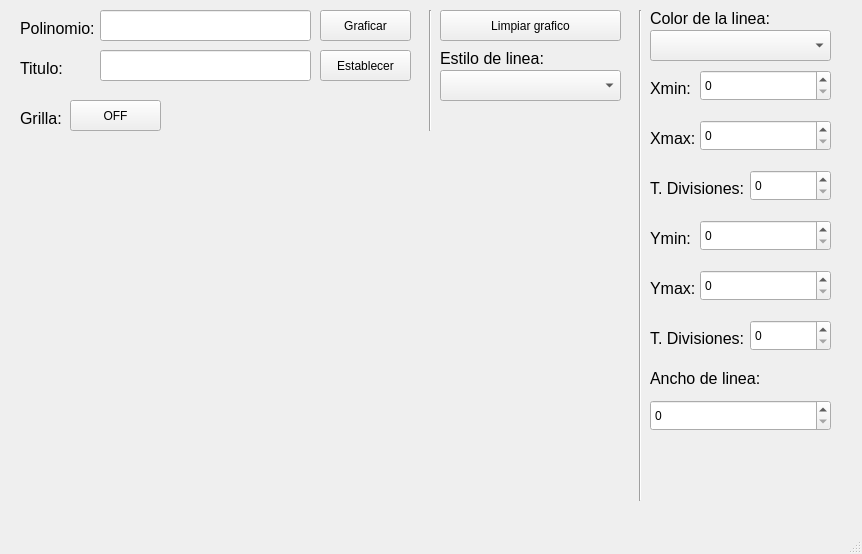
Above: Programas/U3_Clase/P2_Graficacion/Plantilla_Grafica.ui from c-arlo/PIP_2024_3 before the change. Below: the same form after it.
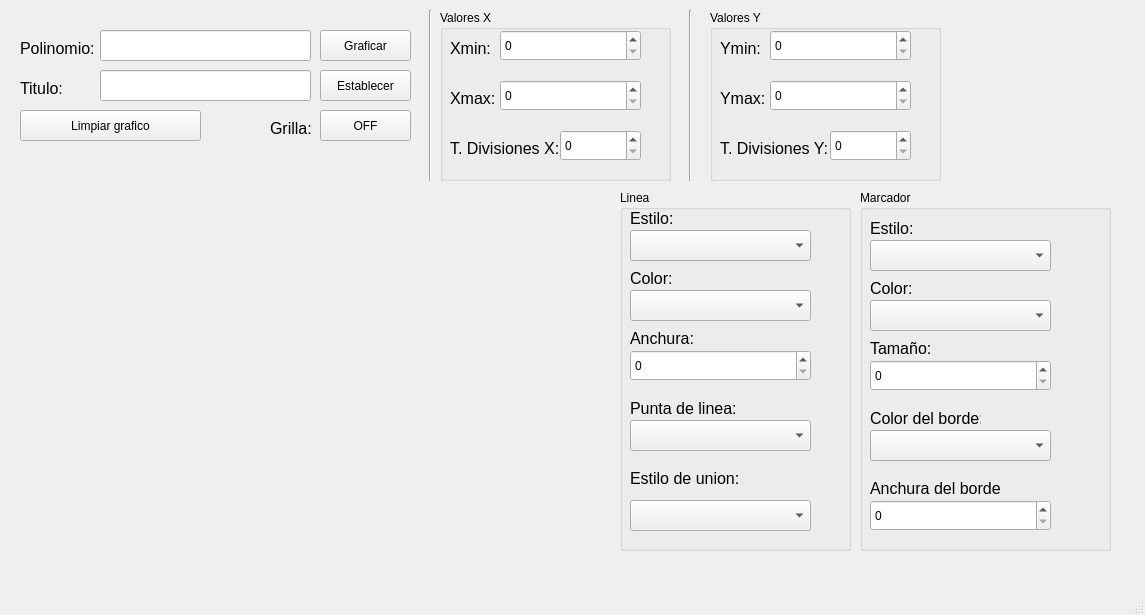
That is the form after the change.

What changed in the file:
```diff
--- a/Programas/U3_Clase/P2_Graficacion/Plantilla_Grafica.ui
+++ b/Programas/U3_Clase/P2_Graficacion/Plantilla_Grafica.ui
@@ -6,8 +6,8 @@
    <rect>
     <x>0</x>
     <y>0</y>
-    <width>862</width>
-    <height>554</height>
+    <width>1145</width>
+    <height>615</height>
    </rect>
   </property>
   <property name="windowTitle">
@@ -17,8 +17,8 @@
    <widget class="QWidget" name="verticalLayoutWidget">
     <property name="geometry">
      <rect>
-      <x>20</x>
-      <y>140</y>
+      <x>10</x>
+      <y>190</y>
       <width>591</width>
       <height>361</height>
      </rect>
@@ -29,7 +29,7 @@
     <property name="geometry">
      <rect>
       <x>20</x>
-      <y>20</y>
+      <y>40</y>
       <width>81</width>
       <height>16</height>
      </rect>
@@ -48,7 +48,7 @@
     <property name="geometry">
      <rect>
       <x>100</x>
-      <y>10</y>
+      <y>30</y>
       <width>211</width>
       <height>31</height>
      </rect>
@@ -64,7 +64,7 @@
     <property name="geometry">
      <rect>
       <x>20</x>
-      <y>60</y>
+      <y>80</y>
       <width>81</width>
       <height>16</height>
      </rect>
@@ -83,7 +83,7 @@
     <property name="geometry">
      <rect>
       <x>100</x>
-      <y>50</y>
+      <y>70</y>
       <width>211</width>
       <height>31</height>
      </rect>
@@ -99,7 +99,7 @@
     <property name="geometry">
      <rect>
       <x>320</x>
-      <y>10</y>
+      <y>30</y>
       <width>91</width>
       <height>31</height>
      </rect>
@@ -115,7 +115,7 @@
     <property name="geometry">
      <rect>
       <x>320</x>
-      <y>50</y>
+      <y>70</y>
       <width>91</width>
       <height>31</height>
      </rect>
@@ -130,8 +130,8 @@
    <widget class="QLabel" name="label_3">
     <property name="geometry">
      <rect>
-      <x>20</x>
-      <y>110</y>
+      <x>270</x>
+      <y>120</y>
       <width>51</width>
       <height>16</height>
      </rect>
@@ -149,8 +149,8 @@
    <widget class="QPushButton" name="btnGrilla">
     <property name="geometry">
      <rect>
-      <x>70</x>
-      <y>100</y>
+      <x>320</x>
+      <y>110</y>
       <width>91</width>
       <height>31</height>
      </rect>
@@ -165,8 +165,8 @@
    <widget class="QPushButton" name="btnLimpiar">
     <property name="geometry">
      <rect>
-      <x>440</x>
-      <y>10</y>
+      <x>20</x>
+      <y>110</y>
       <width>181</width>
       <height>31</height>
      </rect>
@@ -184,83 +184,44 @@
       <x>420</x>
       <y>10</y>
       <width>20</width>
-      <height>121</height>
+      <height>171</height>
      </rect>
     </property>
     <property name="orientation">
      <enum>Qt::Vertical</enum>
     </property>
    </widget>
-   <widget class="QLabel" name="label_4">
-    <property name="geometry">
-     <rect>
-      <x>440</x>
-      <y>50</y>
-      <width>111</width>
-      <height>16</height>
-     </rect>
-    </property>
-    <property name="font">
-     <font>
-      <family>Arial</family>
-      <pointsize>12</pointsize>
-     </font>
-    </property>
-    <property name="text">
-     <string>Estilo de linea:</string>
-    </property>
-   </widget>
-   <widget class="QComboBox" name="cbEstilo">
-    <property name="geometry">
-     <rect>
-      <x>440</x>
-      <y>70</y>
-      <width>181</width>
-      <height>31</height>
-     </rect>
-    </property>
-    <property name="styleSheet">
-     <string notr="true">font: 12pt &quot;Arial&quot;;</string>
-    </property>
-   </widget>
    <widget class="Line" name="line_2">
     <property name="geometry">
      <rect>
-      <x>630</x>
+      <x>680</x>
       <y>10</y>
       <width>20</width>
-      <height>491</height>
+      <height>171</height>
      </rect>
     </property>
     <property name="orientation">
      <enum>Qt::Vertical</enum>
     </property>
    </widget>
-   <widget class="QLabel" name="label_5">
+   <widget class="QGroupBox" name="groupBox">
     <property name="geometry">
      <rect>
-      <x>650</x>
+      <x>440</x>
       <y>10</y>
-      <width>131</width>
-      <height>16</height>
+      <width>231</width>
+      <height>171</height>
      </rect>
     </property>
-    <property name="font">
-     <font>
-      <family>Arial</family>
-      <pointsize>12</pointsize>
-     </font>
+    <property name="title">
+     <string>Valores X</string>
     </property>
-    <property name="text">
-     <string>Color de la linea:</string>
-    </property>
-   </widget>
-   <widget class="QComboBox" name="cbColor">
+    <widget class="QSpinBox" name="sbXmax">
     <property name="geometry">
      <rect>
-      <x>650</x>
-      <y>30</y>
-      <width>181</width>
+       <x>60</x>
+       <y>70</y>
+       <width>141</width>
       <height>31</height>
      </rect>
     </property>
@@ -271,8 +232,8 @@
    <widget class="QLabel" name="label_6">
     <property name="geometry">
      <rect>
-      <x>650</x>
-      <y>80</y>
+       <x>10</x>
+       <y>30</y>
       <width>51</width>
       <height>16</height>
      </rect>
@@ -290,9 +251,9 @@
    <widget class="QSpinBox" name="sbXmin">
     <property name="geometry">
      <rect>
-      <x>700</x>
-      <y>70</y>
-      <width>131</width>
+       <x>60</x>
+       <y>20</y>
+       <width>141</width>
       <height>31</height>
      </rect>
     </property>
@@ -303,8 +264,8 @@
    <widget class="QLabel" name="label_7">
     <property name="geometry">
      <rect>
-      <x>650</x>
-      <y>130</y>
+       <x>10</x>
+       <y>80</y>
       <width>51</width>
       <height>16</height>
      </rect>
@@ -319,56 +280,94 @@
      <string>Xmax:</string>
     </property>
    </widget>
-   <widget class="QSpinBox" name="sbXmax">
-    <property name="geometry">
-     <rect>
-      <x>700</x>
-      <y>120</y>
-      <width>131</width>
-      <height>31</height>
-     </rect>
-    </property>
-    <property name="styleSheet">
-     <string notr="true">font: 12pt &quot;Arial&quot;;</string>
-    </property>
-   </widget>
-   <widget class="QLabel" name="label_8">
-    <property name="geometry">
-     <rect>
-      <x>650</x>
-      <y>180</y>
-      <width>101</width>
-      <height>16</height>
-     </rect>
-    </property>
-    <property name="font">
-     <font>
-      <family>Arial</family>
-      <pointsize>12</pointsize>
-     </font>
-    </property>
-    <property name="text">
-     <string>T. Divisiones:</string>
-    </property>
-   </widget>
    <widget class="QSpinBox" name="sbXDiv">
     <property name="geometry">
      <rect>
-      <x>750</x>
-      <y>170</y>
+       <x>120</x>
+       <y>120</y>
       <width>81</width>
       <height>31</height>
      </rect>
     </property>
     <property name="styleSheet">
      <string notr="true">font: 12pt &quot;Arial&quot;;</string>
+     </property>
+    </widget>
+    <widget class="QLabel" name="label_8">
+     <property name="geometry">
+      <rect>
+       <x>10</x>
+       <y>130</y>
+       <width>111</width>
+       <height>16</height>
+      </rect>
+     </property>
+     <property name="font">
+      <font>
+       <family>Arial</family>
+       <pointsize>12</pointsize>
+      </font>
+     </property>
+     <property name="text">
+      <string>T. Divisiones X:</string>
+     </property>
+    </widget>
+   </widget>
+   <widget class="QGroupBox" name="groupBox_2">
+    <property name="geometry">
+     <rect>
+      <x>710</x>
+      <y>10</y>
+      <width>231</width>
+      <height>171</height>
+     </rect>
+    </property>
+    <property name="title">
+     <string>Valores Y</string>
+    </property>
+    <widget class="QLabel" name="label_11">
+     <property name="geometry">
+      <rect>
+       <x>10</x>
+       <y>130</y>
+       <width>111</width>
+       <height>16</height>
+      </rect>
+     </property>
+     <property name="font">
+      <font>
+       <family>Arial</family>
+       <pointsize>12</pointsize>
+      </font>
+     </property>
+     <property name="text">
+      <string>T. Divisiones Y:</string>
+     </property>
+    </widget>
+    <widget class="QLabel" name="label_10">
+     <property name="geometry">
+      <rect>
+       <x>10</x>
+       <y>80</y>
+       <width>51</width>
+       <height>16</height>
+      </rect>
+     </property>
+     <property name="font">
+      <font>
+       <family>Arial</family>
+       <pointsize>12</pointsize>
+      </font>
+     </property>
+     <property name="text">
+      <string>Ymax:</string>
     </property>
    </widget>
    <widget class="QLabel" name="label_9">
     <property name="geometry">
      <rect>
-      <x>650</x>
-      <y>230</y>
+       <x>10</x>
+       <y>30</y>
       <width>51</width>
       <height>16</height>
      </rect>
@@ -386,9 +385,9 @@
    <widget class="QSpinBox" name="sbYmin">
     <property name="geometry">
      <rect>
-      <x>700</x>
-      <y>220</y>
-      <width>131</width>
+       <x>60</x>
+       <y>20</y>
+       <width>141</width>
       <height>31</height>
      </rect>
     </property>
@@ -396,43 +395,11 @@
      <string notr="true">font: 12pt &quot;Arial&quot;;</string>
     </property>
    </widget>
-   <widget class="QSpinBox" name="sbYmax">
-    <property name="geometry">
-     <rect>
-      <x>700</x>
-      <y>270</y>
-      <width>131</width>
-      <height>31</height>
-     </rect>
-    </property>
-    <property name="styleSheet">
-     <string notr="true">font: 12pt &quot;Arial&quot;;</string>
-    </property>
-   </widget>
-   <widget class="QLabel" name="label_10">
-    <property name="geometry">
-     <rect>
-      <x>650</x>
-      <y>280</y>
-      <width>51</width>
-      <height>16</height>
-     </rect>
-    </property>
-    <property name="font">
-     <font>
-      <family>Arial</family>
-      <pointsize>12</pointsize>
-     </font>
-    </property>
-    <property name="text">
-     <string>Ymax:</string>
-    </property>
-   </widget>
    <widget class="QSpinBox" name="sbYDiv">
     <property name="geometry">
      <rect>
-      <x>750</x>
-      <y>320</y>
+       <x>120</x>
+       <y>120</y>
       <width>81</width>
       <height>31</height>
      </rect>
@@ -441,12 +408,51 @@
      <string notr="true">font: 12pt &quot;Arial&quot;;</string>
     </property>
    </widget>
-   <widget class="QLabel" name="label_11">
+    <widget class="QSpinBox" name="sbYmax">
     <property name="geometry">
      <rect>
-      <x>650</x>
-      <y>330</y>
-      <width>101</width>
+       <x>60</x>
+       <y>70</y>
+       <width>141</width>
+       <height>31</height>
+      </rect>
+     </property>
+     <property name="styleSheet">
+      <string notr="true">font: 12pt &quot;Arial&quot;;</string>
+     </property>
+    </widget>
+   </widget>
+   <widget class="QGroupBox" name="groupBox_3">
+    <property name="geometry">
+     <rect>
+      <x>620</x>
+      <y>190</y>
+      <width>231</width>
+      <height>361</height>
+     </rect>
+    </property>
+    <property name="title">
+     <string>Linea</string>
+    </property>
+    <widget class="QComboBox" name="cbEstiloL">
+     <property name="geometry">
+      <rect>
+       <x>10</x>
+       <y>40</y>
+       <width>181</width>
+       <height>31</height>
+      </rect>
+     </property>
+     <property name="styleSheet">
+      <string notr="true">font: 12pt &quot;Arial&quot;;</string>
+     </property>
+    </widget>
+    <widget class="QLabel" name="label_4">
+     <property name="geometry">
+      <rect>
+       <x>10</x>
+       <y>20</y>
+       <width>51</width>
       <height>16</height>
      </rect>
     </property>
@@ -457,14 +463,78 @@
      </font>
     </property>
     <property name="text">
-     <string>T. Divisiones:</string>
+      <string>Estilo:</string>
+     </property>
+    </widget>
+    <widget class="QComboBox" name="cbColorL">
+     <property name="geometry">
+      <rect>
+       <x>10</x>
+       <y>100</y>
+       <width>181</width>
+       <height>31</height>
+      </rect>
+     </property>
+     <property name="styleSheet">
+      <string notr="true">font: 12pt &quot;Arial&quot;;</string>
+     </property>
+    </widget>
+    <widget class="QLabel" name="label_5">
+     <property name="geometry">
+      <rect>
+       <x>10</x>
+       <y>80</y>
+       <width>51</width>
+       <height>16</height>
+      </rect>
+     </property>
+     <property name="font">
+      <font>
+       <family>Arial</family>
+       <pointsize>12</pointsize>
+      </font>
+     </property>
+     <property name="text">
+      <string>Color:</string>
+     </property>
+    </widget>
+    <widget class="QSpinBox" name="sbAnchoL">
+     <property name="geometry">
+      <rect>
+       <x>10</x>
+       <y>160</y>
+       <width>181</width>
+       <height>31</height>
+      </rect>
+     </property>
+     <property name="styleSheet">
+      <string notr="true">font: 12pt &quot;Arial&quot;;</string>
     </property>
    </widget>
    <widget class="QLabel" name="label_12">
     <property name="geometry">
      <rect>
-      <x>650</x>
-      <y>370</y>
+       <x>10</x>
+       <y>140</y>
+       <width>71</width>
+       <height>16</height>
+      </rect>
+     </property>
+     <property name="font">
+      <font>
+       <family>Arial</family>
+       <pointsize>12</pointsize>
+      </font>
+     </property>
+     <property name="text">
+      <string>Anchura:</string>
+     </property>
+    </widget>
+    <widget class="QLabel" name="label_18">
+     <property name="geometry">
+      <rect>
+       <x>10</x>
+       <y>210</y>
       <width>121</width>
       <height>16</height>
      </rect>
@@ -476,14 +546,33 @@
      </font>
     </property>
     <property name="text">
-     <string>Ancho de linea:</string>
-    </property>
-   </widget>
-   <widget class="QSpinBox" name="sbAncho">
+      <string>Punta de linea:</string>
+     </property>
+    </widget>
+    <widget class="QLabel" name="label_19">
     <property name="geometry">
      <rect>
-      <x>650</x>
-      <y>400</y>
+       <x>10</x>
+       <y>280</y>
+       <width>111</width>
+       <height>16</height>
+      </rect>
+     </property>
+     <property name="font">
+      <font>
+       <family>Arial</family>
+       <pointsize>12</pointsize>
+      </font>
+     </property>
+     <property name="text">
+      <string>Estilo de union:</string>
+     </property>
+    </widget>
+    <widget class="QComboBox" name="cbEstiloP">
+     <property name="geometry">
+      <rect>
+       <x>10</x>
+       <y>230</y>
       <width>181</width>
       <height>31</height>
      </rect>
@@ -491,6 +580,193 @@
     <property name="styleSheet">
      <string notr="true">font: 12pt &quot;Arial&quot;;</string>
     </property>
+    </widget>
+    <widget class="QComboBox" name="cbEstiloU">
+     <property name="geometry">
+      <rect>
+       <x>10</x>
+       <y>310</y>
+       <width>181</width>
+       <height>31</height>
+      </rect>
+     </property>
+     <property name="styleSheet">
+      <string notr="true">font: 12pt &quot;Arial&quot;;</string>
+     </property>
+    </widget>
+   </widget>
+   <widget class="QGroupBox" name="groupBox_4">
+    <property name="geometry">
+     <rect>
+      <x>860</x>
+      <y>190</y>
+      <width>251</width>
+      <height>361</height>
+     </rect>
+    </property>
+    <property name="title">
+     <string>Marcador</string>
+    </property>
+    <widget class="QComboBox" name="cbEstiloM">
+     <property name="geometry">
+      <rect>
+       <x>10</x>
+       <y>50</y>
+       <width>181</width>
+       <height>31</height>
+      </rect>
+     </property>
+     <property name="styleSheet">
+      <string notr="true">font: 12pt &quot;Arial&quot;;</string>
+     </property>
+    </widget>
+    <widget class="QLabel" name="label_13">
+     <property name="geometry">
+      <rect>
+       <x>10</x>
+       <y>30</y>
+       <width>141</width>
+       <height>16</height>
+      </rect>
+     </property>
+     <property name="font">
+      <font>
+       <family>Arial</family>
+       <pointsize>12</pointsize>
+      </font>
+     </property>
+     <property name="text">
+      <string>Estilo:</string>
+     </property>
+    </widget>
+    <widget class="QLabel" name="label_14">
+     <property name="geometry">
+      <rect>
+       <x>10</x>
+       <y>90</y>
+       <width>51</width>
+       <height>16</height>
+      </rect>
+     </property>
+     <property name="font">
+      <font>
+       <family>Arial</family>
+       <pointsize>12</pointsize>
+      </font>
+     </property>
+     <property name="text">
+      <string>Color:</string>
+     </property>
+    </widget>
+    <widget class="QComboBox" name="cbColorM">
+     <property name="geometry">
+      <rect>
+       <x>10</x>
+       <y>110</y>
+       <width>181</width>
+       <height>31</height>
+      </rect>
+     </property>
+     <property name="styleSheet">
+      <string notr="true">font: 12pt &quot;Arial&quot;;</string>
+     </property>
+    </widget>
+    <widget class="QLabel" name="label_15">
+     <property name="geometry">
+      <rect>
+       <x>10</x>
+       <y>150</y>
+       <width>61</width>
+       <height>16</height>
+      </rect>
+     </property>
+     <property name="font">
+      <font>
+       <family>Arial</family>
+       <pointsize>12</pointsize>
+      </font>
+     </property>
+     <property name="text">
+      <string>Tamaño:</string>
+     </property>
+    </widget>
+    <widget class="QSpinBox" name="sbTamM">
+     <property name="geometry">
+      <rect>
+       <x>10</x>
+       <y>170</y>
+       <width>181</width>
+       <height>31</height>
+      </rect>
+     </property>
+     <property name="styleSheet">
+      <string notr="true">font: 12pt &quot;Arial&quot;;</string>
+     </property>
+    </widget>
+    <widget class="QLabel" name="label_16">
+     <property name="geometry">
+      <rect>
+       <x>10</x>
+       <y>290</y>
+       <width>131</width>
+       <height>16</height>
+      </rect>
+     </property>
+     <property name="font">
+      <font>
+       <family>Arial</family>
+       <pointsize>12</pointsize>
+      </font>
+     </property>
+     <property name="text">
+      <string>Anchura del borde:</string>
+     </property>
+    </widget>
+    <widget class="QSpinBox" name="sbAnchuraB">
+     <property name="geometry">
+      <rect>
+       <x>10</x>
+       <y>310</y>
+       <width>181</width>
+       <height>31</height>
+      </rect>
+     </property>
+     <property name="styleSheet">
+      <string notr="true">font: 12pt &quot;Arial&quot;;</string>
+     </property>
+    </widget>
+    <widget class="QLabel" name="label_17">
+     <property name="geometry">
+      <rect>
+       <x>10</x>
+       <y>220</y>
+       <width>111</width>
+       <height>16</height>
+      </rect>
+     </property>
+     <property name="font">
+      <font>
+       <family>Arial</family>
+       <pointsize>12</pointsize>
+      </font>
+     </property>
+     <property name="text">
+      <string>Color del borde:</string>
+     </property>
+    </widget>
+    <widget class="QComboBox" name="cbColorB">
+     <property name="geometry">
+      <rect>
+       <x>10</x>
+       <y>240</y>
+       <width>181</width>
+       <height>31</height>
+      </rect>
+     </property>
+     <property name="styleSheet">
+      <string notr="true">font: 12pt &quot;Arial&quot;;</string>
+     </property>
+    </widget>
    </widget>
   </widget>
   <widget class="QMenuBar" name="menubar">
```
Left out of the diff: 2 changed lines with no effect on the pictures. Lines whose indentation alone changed are shown as unchanged.
